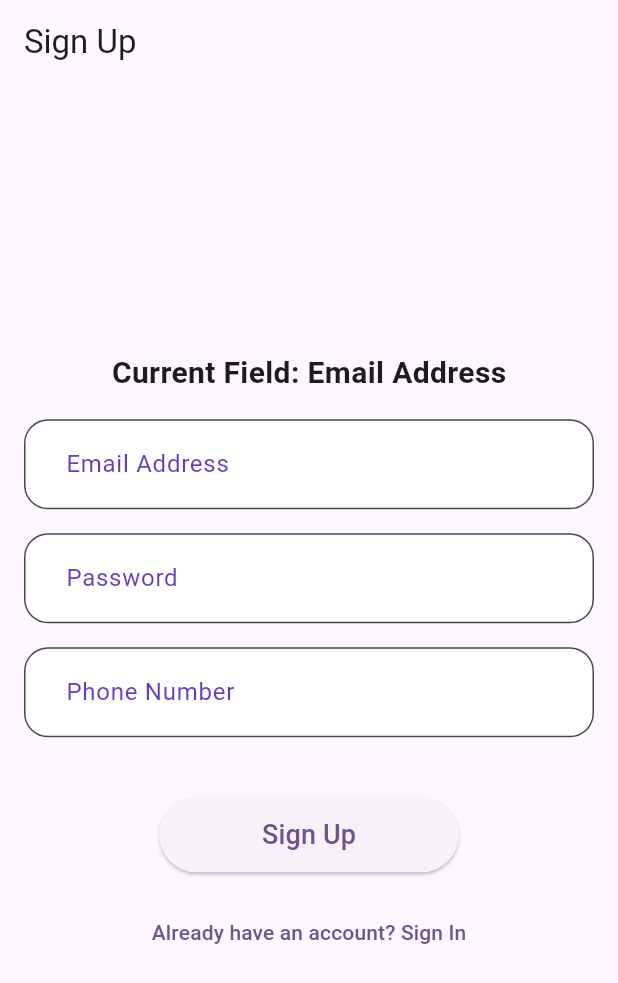
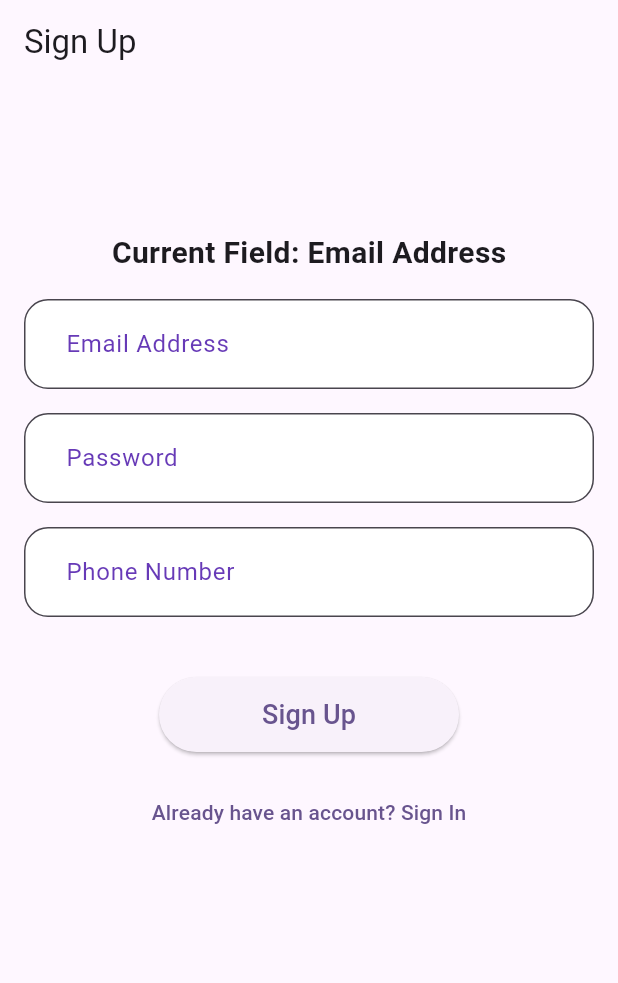
Before and after one commit to muhammadali079/vision_assist, a Flutter app: the screen it shows after launch, on a phone screen of 412 x 824 dp. Shown: the top 983 px of the screen. Run offline on Flutter 3.47's test engine with Material 3 defaults, Android fonts, the phone set to English and light mode, and no system bars; our stand-ins replace audioplayers, camera, cloud_firestore, firebase_auth, firebase_core, flutter_tts and 2 more; missing offline and left inert: google_mlkit_text_recognition; accounts and stored records are empty.

Commit message:
dynamic pages

```diff
--- a/lib/new/signup_screen.dart
+++ b/lib/new/signup_screen.dart
@@ -401,17 +401,21 @@ class _SignUpScreenState extends State<SignUpScreen>
   Widget build(BuildContext context) {
     return Scaffold(
       appBar: AppBar(title: const Text('Sign Up')),
-      body: Padding(
+      body: SafeArea(
+        child: SingleChildScrollView(
+          child: Padding(
             padding: const EdgeInsets.all(16.0),
             child: Column(
-          mainAxisAlignment: MainAxisAlignment.center,
               children: [
+                SizedBox(height: MediaQuery.of(context).size.height * 0.1),
                 Text(
                   "Current Field: ${_formFields[_currentFieldIndex]['label']}",
-              style: const TextStyle(fontSize: 20, fontWeight: FontWeight.bold),
+                  style: const TextStyle(
+                      fontSize: 20, fontWeight: FontWeight.bold),
                 ),
                 const SizedBox(height: 16),
                 ListView.builder(
+                  physics: const NeverScrollableScrollPhysics(),
                   shrinkWrap: true,
                   itemCount: _formFields.length,
                   itemBuilder: (context, index) {
@@ -452,7 +456,10 @@ class _SignUpScreenState extends State<SignUpScreen>
                   },
                   child: const Text('Already have an account? Sign In'),
                 ),
+                SizedBox(height: MediaQuery.of(context).viewInsets.bottom),
               ],
+            ),
+          ),
         ),
       ),
     );
```
Also changed, not shown: lib/new/ocr_screen.dart (+8 -3 lines), lib/new/signin_screen.dart (+10 -3 lines). Lines whose indentation alone changed are shown as unchanged.
